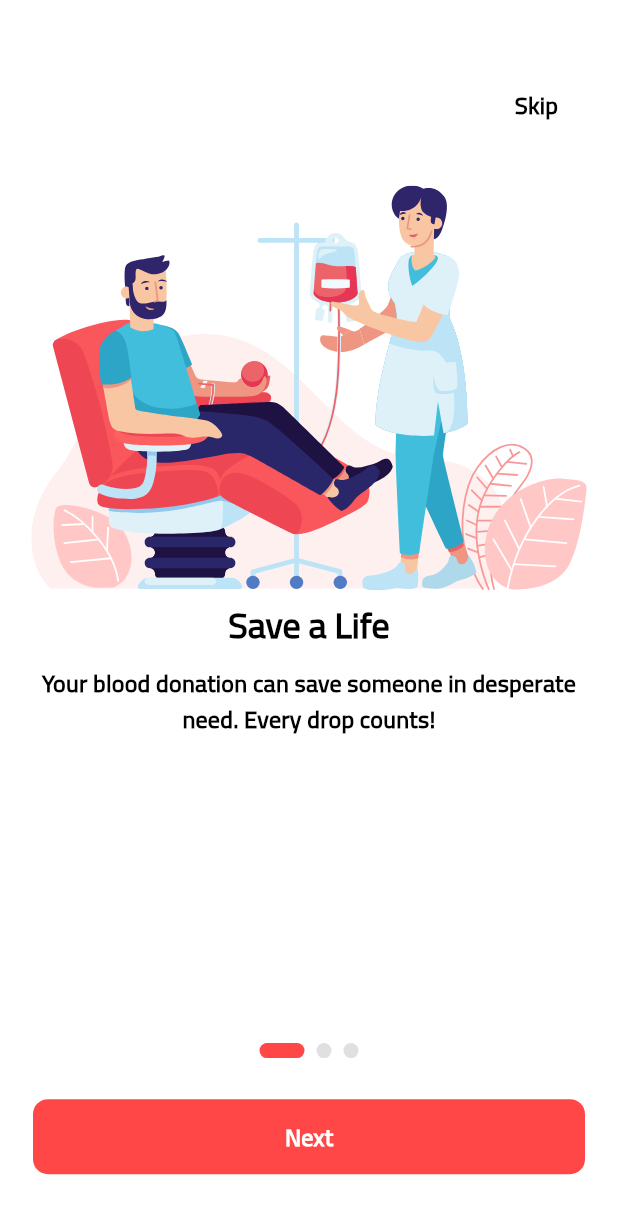
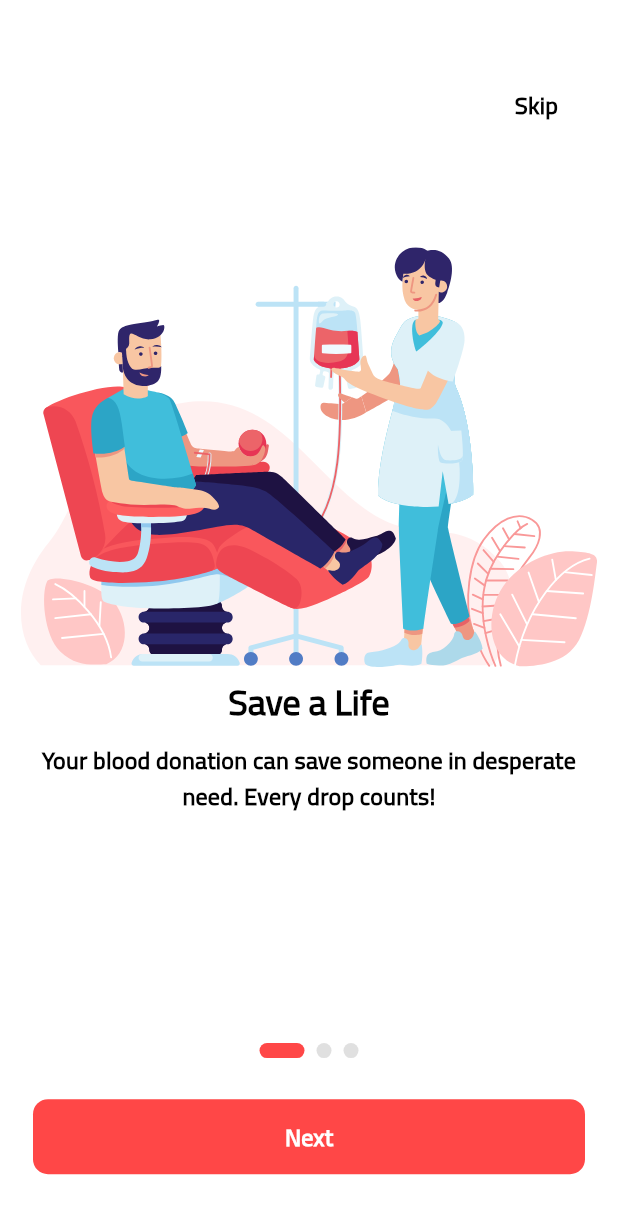
Before and after one commit to AhmedOmran22/Blood-Bank-Application, a Flutter app: the OnBoardingView screen opened by its route, on a phone screen of 412 x 824 dp. Shown: the top 1214 px of the screen. Run offline on Flutter 3.47's test engine with Material 3 defaults, Android fonts, the phone set to English and light mode, and no system bars; drawn by our look-alikes of smooth_page_indicator; our stand-ins replace cloud_firestore, dartz, dio, easy_localization, firebase_auth, firebase_core and 9 more; accounts and stored records are empty.

Commit message:
Update onboarding page layout and add new image assets for improved visuals

```diff
--- a/lib/features/on_boarding/presentation/views/widgets/on_boarding_page_view_item.dart
+++ b/lib/features/on_boarding/presentation/views/widgets/on_boarding_page_view_item.dart
@@ -18,9 +18,9 @@ class OnBoardingPageViewItem extends StatelessWidget {
         mainAxisSize: MainAxisSize.min,
         mainAxisAlignment: MainAxisAlignment.center,
         children: [
-          SizedBox(height: MediaQuery.of(context).size.height * .15),
+          SizedBox(height: MediaQuery.of(context).size.height * .2),
           SvgPicture.asset(
-            height: 270,
+            height: 280,
             onBoardingModel.image,
           ),
           const SizedBox(
```
Also changed, not shown: lib/core/utils/app_assets.dart (+6 -4 lines), assets/images/image1.png (added), assets/images/image2.png (added), assets/images/image3.png (added), assets/images/on_boarding1.svg, assets/images/on_boarding2.svg, assets/images/on_boarding3.svg, assets/images/splash.svg (deleted), assets/images/testing.svg (deleted), 4 other files.
